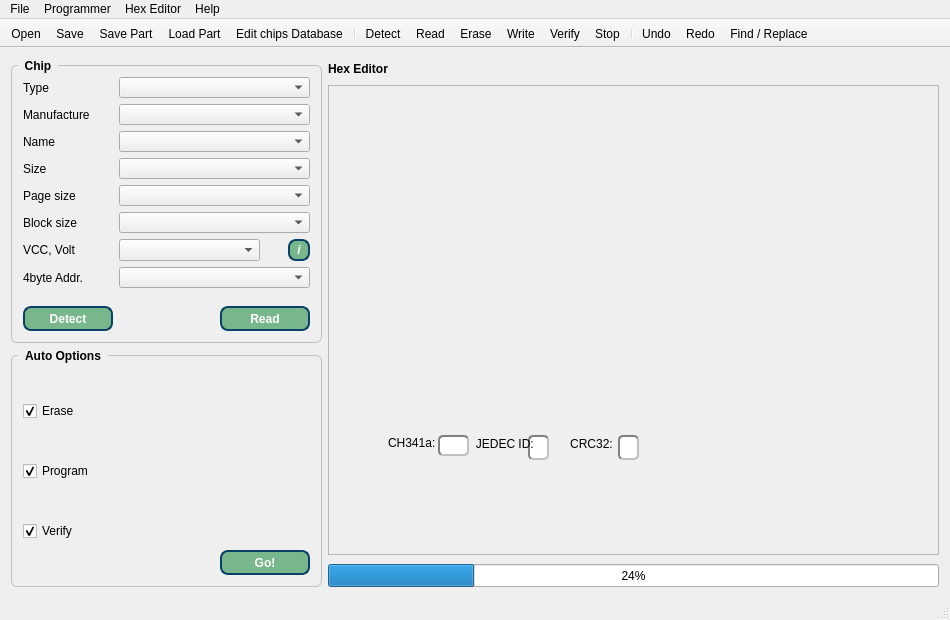
First picture: the form in IMSProg_programmer/mainwindow.ui, repository bigbigmdm/IMSProg, before the edit.
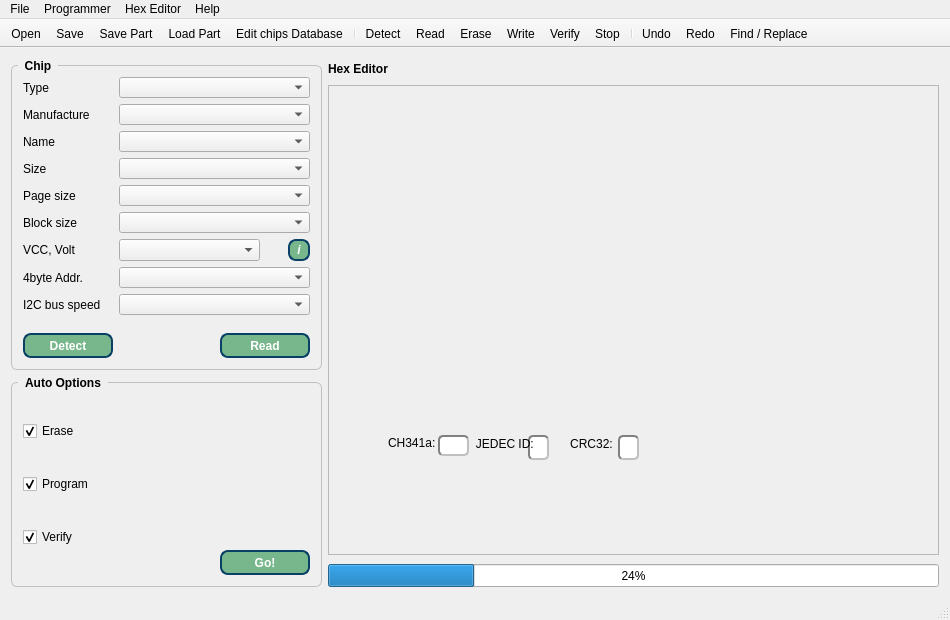
Second picture: the form after the edit. Icons and pictures are not drawn.

Commit message: Fix: Incorrect reading/writing I2C low speed chips

```diff
--- a/IMSProg_programmer/mainwindow.ui
+++ b/IMSProg_programmer/mainwindow.ui
@@ -365,7 +365,7 @@
            </property>
           </widget>
          </item>
-         <item row="8" column="0">
+         <item row="9" column="0">
           <spacer name="verticalSpacer_2">
            <property name="orientation">
             <enum>Qt::Vertical</enum>
@@ -378,7 +378,7 @@
            </property>
           </spacer>
          </item>
-         <item row="8" column="1">
+         <item row="9" column="1">
           <spacer name="verticalSpacer_3">
            <property name="orientation">
             <enum>Qt::Vertical</enum>
@@ -391,7 +391,7 @@
            </property>
           </spacer>
          </item>
-         <item row="9" column="0">
+         <item row="10" column="0">
           <widget class="QPushButton" name="pushButton_2">
            <property name="minimumSize">
             <size>
@@ -413,7 +413,7 @@
            </property>
           </widget>
          </item>
-         <item row="9" column="1">
+         <item row="10" column="1">
           <layout class="QHBoxLayout" name="horizontalLayout">
            <item>
             <spacer name="horizontalSpacer">
@@ -542,6 +542,41 @@
            </item>
           </layout>
          </item>
+         <item row="8" column="1">
+          <widget class="QComboBox" name="comboBox_i2cSpeed">
+           <property name="minimumSize">
+            <size>
+             <width>111</width>
+             <height>21</height>
+            </size>
+           </property>
+           <property name="maximumSize">
+            <size>
+             <width>250</width>
+             <height>21</height>
+            </size>
+           </property>
+           <property name="font">
+            <font>
+             <weight>75</weight>
+             <bold>true</bold>
+            </font>
+           </property>
+           <property name="sizeAdjustPolicy">
+            <enum>QComboBox::AdjustToMinimumContentsLengthWithIcon</enum>
+           </property>
+           <property name="minimumContentsLength">
+            <number>22</number>
+           </property>
+          </widget>
+         </item>
+         <item row="8" column="0">
+          <widget class="QLabel" name="label_10">
+           <property name="text">
+            <string>I2C bus speed</string>
+           </property>
+          </widget>
+         </item>
         </layout>
        </widget>
       </item>
```
The commit also changes 13 other files.
